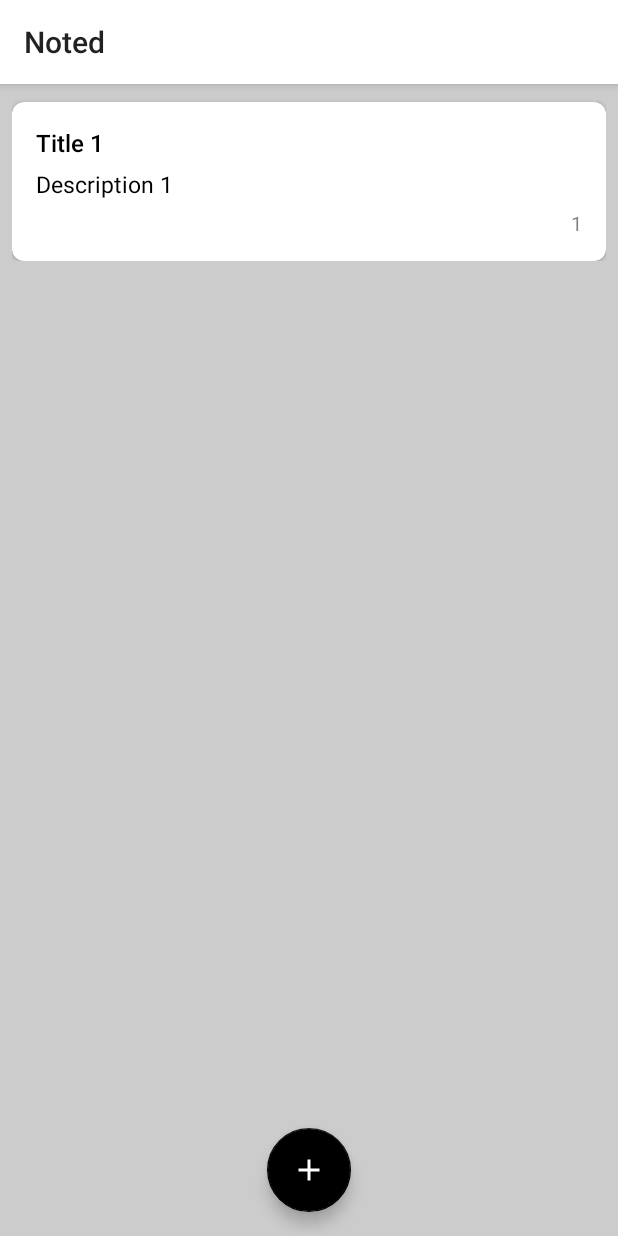
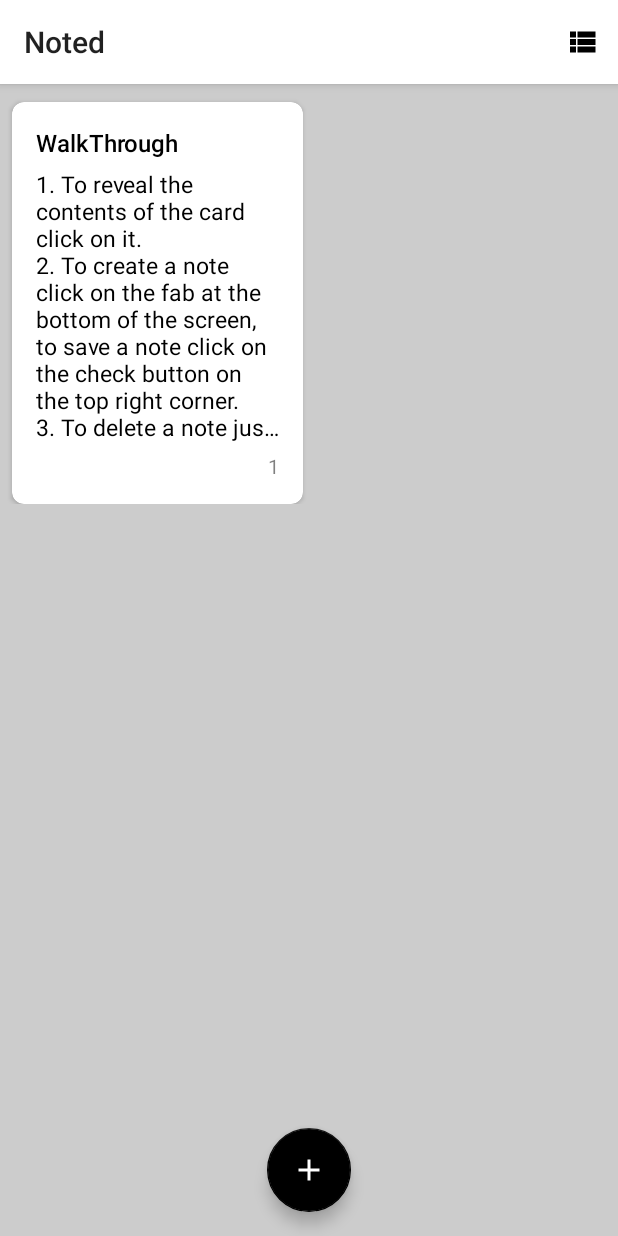
Before and after one commit to nakshatra-bazukaa/Noted, an Android app: the screen it shows after launch (MainActivity), on a phone screen of 412 x 824 dp. Run offline under Robolectric (Android 15) with nearby library versions, the phone set to English and light mode, and no system bars; our stand-ins replace ButterKnife, Room's generated code.

Commit message:
button created to set list or grid view of notes in MainActivity

```diff
--- a/app/src/main/java/com/github/bazukaa/nakshatra/noted/MainActivity.java
+++ b/app/src/main/java/com/github/bazukaa/nakshatra/noted/MainActivity.java
@@ -6,12 +6,17 @@ import androidx.appcompat.app.AppCompatActivity;
 import androidx.appcompat.widget.Toolbar;
 import androidx.lifecycle.Observer;
 import androidx.lifecycle.ViewModelProviders;
+import androidx.recyclerview.widget.GridLayoutManager;
 import androidx.recyclerview.widget.ItemTouchHelper;
 import androidx.recyclerview.widget.LinearLayoutManager;
 import androidx.recyclerview.widget.RecyclerView;
+import androidx.recyclerview.widget.StaggeredGridLayoutManager;
 
 import android.content.Intent;
 import android.os.Bundle;
+import android.view.Menu;
+import android.view.MenuInflater;
+import android.view.MenuItem;
 import android.widget.Toast;
 
 import com.google.android.material.floatingactionbutton.FloatingActionButton;
@@ -28,6 +33,11 @@ public class MainActivity extends AppCompatActivity {
     public static final int EDIT_NOTE_REQUEST = 2;
 
     private NoteViewModel noteViewModel;
+
+    private RecyclerView.LayoutManager layoutManager;
+
+    private MenuItem grid;
+    private MenuItem list;
 
     @BindView(R.id.toolbar)
     Toolbar toolbar;
@@ -49,7 +59,8 @@ public class MainActivity extends AppCompatActivity {
 
         NoteAdapter adapter = new NoteAdapter();
         noteRecyclerView.setAdapter(adapter);
-        noteRecyclerView.setLayoutManager(new LinearLayoutManager(this));
+        layoutManager = new StaggeredGridLayoutManager(2, StaggeredGridLayoutManager.VERTICAL);
+        noteRecyclerView.setLayoutManager(layoutManager);
 
         noteViewModel = ViewModelProviders.of(this).get(NoteViewModel.class);
         noteViewModel.getNotes().observe(this, new Observer<List<Note>>() {
@@ -86,6 +97,7 @@ public class MainActivity extends AppCompatActivity {
             }
         });
     }
+
     //To create a new note
     @OnClick(R.id.act_main_fab_add)
     public void onFabClicked() {
@@ -105,13 +117,13 @@ public class MainActivity extends AppCompatActivity {
             noteViewModel.insert(notedNote);
 
             Toast.makeText(this, "Note Saved successfully", Toast.LENGTH_SHORT).show();
-        }else if(requestCode == ADD_NOTE_REQUEST) {
+        } else if (requestCode == ADD_NOTE_REQUEST) {
             Toast.makeText(this, "Empty Note not saved", Toast.LENGTH_SHORT).show();
         }
 
         if (requestCode == EDIT_NOTE_REQUEST && resultCode == RESULT_OK) {
             int id = data.getIntExtra(MakeEditNoteActivity.EXTRA_ID, -1);
-            if(id == -1){
+            if (id == -1) {
                 Toast.makeText(this, "Note can't be updated", Toast.LENGTH_SHORT).show();
                 return;
             }
@@ -125,8 +137,39 @@ public class MainActivity extends AppCompatActivity {
 
             Toast.makeText(this, "Note Updated", Toast.LENGTH_SHORT).show();
 
-        }else if(requestCode == EDIT_NOTE_REQUEST){
+        } else if (requestCode == EDIT_NOTE_REQUEST) {
             Toast.makeText(this, "Note Unchanged", Toast.LENGTH_SHORT).show();
         }
     }
+
+    @Override
+    public boolean onCreateOptionsMenu(Menu menu) {
+        MenuInflater menuInflater = getMenuInflater();
+        menuInflater.inflate(R.menu.menu_act_main, menu);
+
+        grid = menu.findItem(R.id.set_layout_grid);
+        list = menu.findItem(R.id.set_layout_list);
+        return true;
+    }
+
+    @Override
+    public boolean onOptionsItemSelected(@NonNull MenuItem item) {
+        switch (item.getItemId()) {
+            case R.id.set_layout_grid:
+                layoutManager = new StaggeredGridLayoutManager(2,StaggeredGridLayoutManager.VERTICAL);
+                noteRecyclerView.setLayoutManager(layoutManager);
+                grid.setVisible(false);
+                list.setVisible(true);
+                return true;
+            case R.id.set_layout_list:
+                layoutManager = new LinearLayoutManager(MainActivity.this);
+                noteRecyclerView.setLayoutManager(layoutManager);
+                grid.setVisible(true);
+                list.setVisible(false);
+                return true;
+            default:
+                return super.onOptionsItemSelected(item);
+        }
+    }
+
 }
--- a/app/src/main/java/com/github/bazukaa/nakshatra/noted/NoteDatabase.java
+++ b/app/src/main/java/com/github/bazukaa/nakshatra/noted/NoteDatabase.java
@@ -45,7 +45,7 @@ public abstract class NoteDatabase extends RoomDatabase {
 
         @Override
         protected Void doInBackground(Void... voids) {
-            noteDao.insert(new Note("Title 1", "Description 1", 1));
+            noteDao.insert(new Note("WalkThrough", "1. To reveal the contents of the card click on it.\n2. To create a note click on the fab at the bottom of the screen, to save a note click on the check button on the top right corner.\n3. To delete a note just swipe left or right over its card.\n4. Saved notes can also be updated by clicking on its card.\n5. Feel free to mail me to make this app more happening by dropping down your valuable suggestion on nakshatravasugupta@gmail.com .", 1));
             return null;
         }
     }
--- /dev/null
+++ b/app/src/main/res/drawable/ic_border_all.xml
@@ -0,0 +1,9 @@
+<vector xmlns:android="http://schemas.android.com/apk/res/android"
+        android:width="24dp"
+        android:height="24dp"
+        android:viewportWidth="24.0"
+        android:viewportHeight="24.0">
+    <path
+        android:fillColor="#FF000000"
+        android:pathData="M3,3v18h18L21,3L3,3zM11,19L5,19v-6h6v6zM11,11L5,11L5,5h6v6zM19,19h-6v-6h6v6zM19,11h-6L13,5h6v6z"/>
+</vector>
--- /dev/null
+++ b/app/src/main/res/drawable/ic_view_list.xml
@@ -0,0 +1,9 @@
+<vector xmlns:android="http://schemas.android.com/apk/res/android"
+        android:width="24dp"
+        android:height="24dp"
+        android:viewportWidth="24.0"
+        android:viewportHeight="24.0">
+    <path
+        android:fillColor="#FF000000"
+        android:pathData="M4,14h4v-4L4,10v4zM4,19h4v-4L4,15v4zM4,9h4L8,5L4,5v4zM9,14h12v-4L9,10v4zM9,19h12v-4L9,15v4zM9,5v4h12L21,5L9,5z"/>
+</vector>
--- a/app/src/main/res/layout/activity_main.xml
+++ b/app/src/main/res/layout/activity_main.xml
@@ -18,8 +18,9 @@
         android:layout_height="wrap_content"
         tools:listitem="@layout/note"
         android:layout_marginTop="4dp"
-        android:layout_marginStart="8dp"
-        android:layout_marginEnd="8dp"
+        android:layout_marginStart="4dp"
+        android:layout_marginEnd="4dp"
+
         app:layout_constraintTop_toBottomOf="@+id/toolbar"></androidx.recyclerview.widget.RecyclerView>
 
     <com.google.android.material.floatingactionbutton.FloatingActionButton
--- a/app/src/main/res/layout/activity_make_note.xml
+++ b/app/src/main/res/layout/activity_make_note.xml
@@ -21,7 +21,8 @@
         android:fontFamily="sans-serif"
         android:textSize="22sp"
         android:layout_marginTop="20dp"
-        android:layout_marginStart="20dp"/>
+        android:layout_marginStart="20dp"
+        android:layout_marginEnd="20dp"/>
     <EditText
         android:id="@+id/act_makeNote_et_note"
         android:layout_width="match_parent"
@@ -31,8 +32,7 @@
         app:layout_constraintTop_toBottomOf="@+id/act_makeNote_et_title"
         android:fontFamily="sans-serif"
         android:textSize="16sp"
-        android:layout_marginTop="20dp"
-        android:layout_marginStart="20dp"/>
+        android:layout_margin="20dp"/>
     <TextView
         android:id="@+id/act_makeNote_tv_time"
         android:layout_width="match_parent"
--- a/app/src/main/res/layout/note.xml
+++ b/app/src/main/res/layout/note.xml
@@ -6,6 +6,8 @@
     android:background="@color/colorPrimary"
     android:elevation="4dp"
     android:layout_marginTop="8dp"
+    android:layout_marginStart="4dp"
+    android:layout_marginEnd="4dp"
     app:cardCornerRadius="8dp">
 
     <RelativeLayout
--- /dev/null
+++ b/app/src/main/res/menu/menu_act_main.xml
@@ -0,0 +1,19 @@
+<?xml version="1.0" encoding="utf-8"?>
+<menu xmlns:android="http://schemas.android.com/apk/res/android"
+    xmlns:app="http://schemas.android.com/apk/res-auto">
+    <item
+        android:id="@+id/set_layout_grid"
+        android:icon="@drawable/ic_border_all"
+        android:title="grid"
+        app:showAsAction="ifRoom"
+        android:visible="false"
+        />
+    <item
+        android:id="@+id/set_layout_list"
+        android:icon="@drawable/ic_view_list"
+        android:title="list"
+        app:showAsAction="ifRoom"
+        android:visible="true"
+        />
+
+</menu>
```
